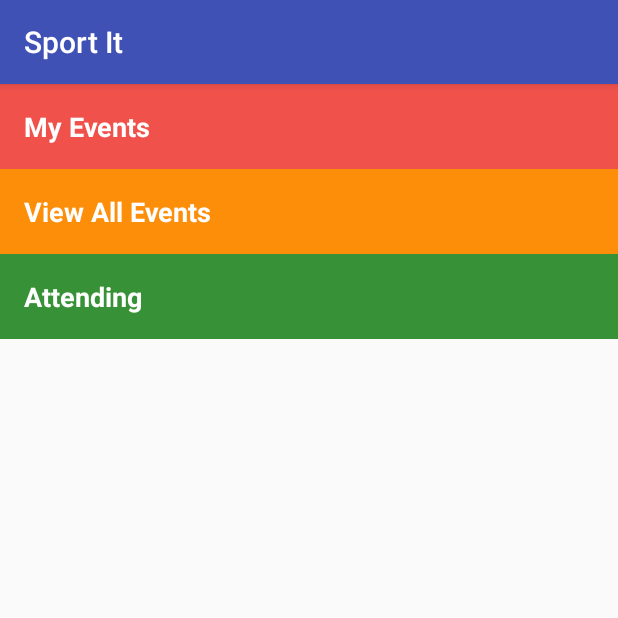
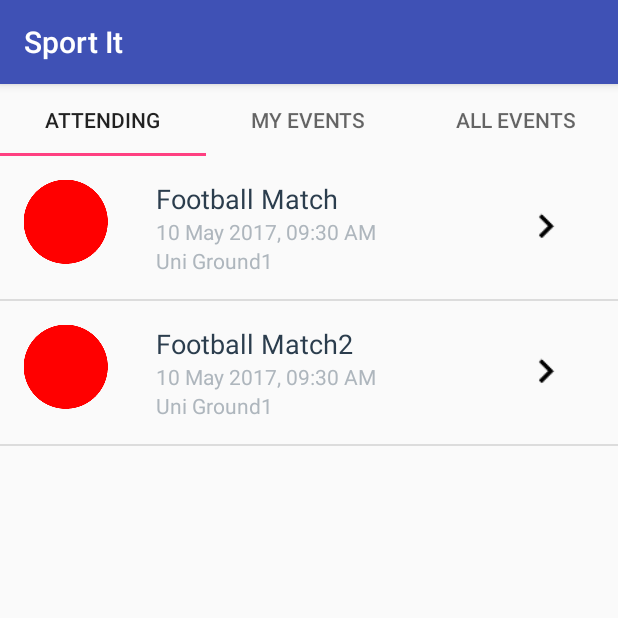
Before and after one commit to varmaarp/Events-android-app, an Android app: the screen it shows after launch (MainActivity), on a phone screen of 412 x 824 dp, the top half of it. Run offline under Robolectric (Android 15) with nearby library versions, the phone set to English and light mode, and no system bars.

Commit message:
fragments implemented

```diff
--- a/app/build.gradle
+++ b/app/build.gradle
@@ -27,5 +27,6 @@ dependencies {
     compile 'com.android.support:appcompat-v7:25.2.0'
     compile 'com.android.support:design:25.2.0'
     compile 'com.android.support.constraint:constraint-layout:1.0.2'
+    compile 'com.android.support:support-v4:25.2.0'
     testCompile 'junit:junit:4.12'
 }
--- /dev/null
+++ b/app/src/main/java/com/example/arpit/sportit/AttendingFragment.java
@@ -0,0 +1,48 @@
+package com.example.arpit.sportit;
+
+
+import android.os.Bundle;
+import android.support.design.widget.FloatingActionButton;
+import android.support.v4.app.Fragment;
+import android.view.LayoutInflater;
+import android.view.View;
+import android.view.ViewGroup;
+import android.widget.ListView;
+import android.widget.TextView;
+
+import java.util.ArrayList;
+
+/**
+ * A simple {@link Fragment} subclass.
+ */
+public class AttendingFragment extends Fragment {
+
+
+    public AttendingFragment() {
+        // Required empty public constructor
+    }
+
+
+    @Override
+    public View onCreateView(LayoutInflater inflater, ViewGroup container,
+                             Bundle savedInstanceState) {
+        View rootView = inflater.inflate(R.layout.events_list,container,false);
+
+        FloatingActionButton fab = (FloatingActionButton) rootView.findViewById(R.id.fab);
+        fab.setVisibility(View.GONE);
+
+        final ArrayList<Event> events = new ArrayList<Event>();
+
+        events.add(new Event("Football Match", "Uni Ground1", "10 May 2017", "09:30 AM"));
+        events.add(new Event("Football Match2", "Uni Ground1", "10 May 2017", "09:30 AM"));
+
+        EventAdaptor adaptor = new EventAdaptor(getActivity(), events);
+
+        ListView listView = (ListView) rootView.findViewById(R.id.list);
+        listView.setAdapter(adaptor);
+
+        return rootView;
+
+    }
+
+}
--- /dev/null
+++ b/app/src/main/java/com/example/arpit/sportit/FixedTabsPagerAdapter.java
@@ -0,0 +1,54 @@
+package com.example.arpit.sportit;
+
+import android.content.Context;
+import android.support.v4.app.Fragment;
+import android.support.v4.app.FragmentManager;
+import android.support.v4.app.FragmentPagerAdapter;
+
+/**
+ * Created by Arpit on 10-05-2017.
+ */
+
+public class FixedTabsPagerAdapter extends FragmentPagerAdapter {
+
+    private Context context;
+
+    public FixedTabsPagerAdapter(Context context,FragmentManager fm) {
+        super(fm);
+        this.context = context;
+    }
+
+    @Override
+    public CharSequence getPageTitle(int position) {
+        switch (position){
+            case 0:
+                return context.getString(R.string.category_attending);
+            case 1:
+                return context.getString(R.string.category_myEvents);
+            case 2:
+                return context.getString(R.string.category_viewAll);
+            default:
+                return null;
+        }
+    }
+
+
+    @Override
+    public Fragment getItem(int position) {
+        switch (position){
+            case 0:
+                return new AttendingFragment();
+            case 1:
+                return new MyEventsFragment();
+            case 2:
+                return new ViewAllFragment();
+            default:
+                return null;
+        }
+    }
+
+    @Override
+    public int getCount() {
+        return 3;
+    }
+}
--- a/app/src/main/java/com/example/arpit/sportit/MainActivity.java
+++ b/app/src/main/java/com/example/arpit/sportit/MainActivity.java
@@ -1,6 +1,8 @@
 package com.example.arpit.sportit;
 
 import android.content.Intent;
+import android.support.design.widget.TabLayout;
+import android.support.v4.view.ViewPager;
 import android.support.v7.app.AppCompatActivity;
 import android.os.Bundle;
 import android.view.View;
@@ -15,31 +17,17 @@ public class MainActivity extends AppCompatActivity {
         super.onCreate(savedInstanceState);
         setContentView(R.layout.activity_main);
 
-        TextView myEventsTextView = (TextView) findViewById(R.id.myEvents);
-        myEventsTextView.setOnClickListener(new View.OnClickListener() {
-            @Override
-            public void onClick(View v) {
-                Intent intent = new Intent(MainActivity.this,MyEvents.class);
-                startActivity(intent);
-            }
-        });
+        // Find the view pager that will allow the user to swipe between fragments
+        ViewPager viewPager = (ViewPager) findViewById(R.id.viewpager);
 
-        TextView viewAllTextView = (TextView) findViewById(R.id.viewAll);
-        viewAllTextView.setOnClickListener(new View.OnClickListener() {
-            @Override
-            public void onClick(View v) {
-                Intent intent = new Intent(MainActivity.this,ViewAll.class);
-                startActivity(intent);
-            }
-        });
+        // Create an adapter that knows which fragment should be shown on each page
+        FixedTabsPagerAdapter adapter = new FixedTabsPagerAdapter(this,getSupportFragmentManager());
 
-        TextView attendnigTextView = (TextView) findViewById(R.id.attending);
-        attendnigTextView.setOnClickListener(new View.OnClickListener() {
-            @Override
-            public void onClick(View v) {
-                Intent intent = new Intent(MainActivity.this,Attending.class);
-                startActivity(intent);
-            }
-        });
+        // Set the adapter onto the view pager
+        viewPager.setAdapter(adapter);
+
+        // Find the tab layout that shows the tabs
+        TabLayout tabLayout = (TabLayout) findViewById(R.id.tabs);
+        tabLayout.setupWithViewPager(viewPager);
     }
 }
--- /dev/null
+++ b/app/src/main/java/com/example/arpit/sportit/MyEventsFragment.java
@@ -0,0 +1,46 @@
+package com.example.arpit.sportit;
+
+
+import android.os.Bundle;
+import android.support.v4.app.Fragment;
+import android.view.LayoutInflater;
+import android.view.View;
+import android.view.ViewGroup;
+import android.widget.ListView;
+import android.widget.TextView;
+
+import java.util.ArrayList;
+
+/**
+ * A simple {@link Fragment} subclass.
+ */
+public class MyEventsFragment extends Fragment {
+
+
+    public MyEventsFragment() {
+        // Required empty public constructor
+    }
+
+
+    @Override
+    public View onCreateView(LayoutInflater inflater, ViewGroup container,
+                             Bundle savedInstanceState) {
+
+        View rootView = inflater.inflate(R.layout.events_list,container,false);
+
+        final ArrayList<Event> events = new ArrayList<Event>();
+
+        events.add(new Event("Football Match", "Uni Ground1", "10 May 2017", "09:30 AM"));
+        events.add(new Event("Football Match2", "Uni Ground1", "10 May 2017", "09:30 AM"));
+        events.add(new Event("Football Match3", "Uni Ground1", "10 May 2017", "09:30 AM"));
+        events.add(new Event("Football Match4", "Uni Ground1", "10 May 2017", "09:30 AM"));
+
+        EventAdaptor adaptor = new EventAdaptor(getActivity(), events);
+
+        ListView listView = (ListView) rootView.findViewById(R.id.list);
+        listView.setAdapter(adaptor);
+
+        return rootView;
+    }
+
+}
--- /dev/null
+++ b/app/src/main/res/layout/activity_category.xml
@@ -0,0 +1,6 @@
+<?xml version="1.0" encoding="utf-8"?>
+<LinearLayout xmlns:android="http://schemas.android.com/apk/res/android"
+    android:id="@+id/container"
+    android:layout_width="match_parent"
+    android:layout_height="match_parent"
+    android:orientation="vertical"/>
--- a/app/src/main/res/layout/activity_main.xml
+++ b/app/src/main/res/layout/activity_main.xml
@@ -1,29 +1,19 @@
 <?xml version="1.0" encoding="utf-8"?>
 <LinearLayout xmlns:android="http://schemas.android.com/apk/res/android"
-    xmlns:app="http://schemas.android.com/apk/res-auto"
     xmlns:tools="http://schemas.android.com/tools"
     android:layout_width="match_parent"
     android:layout_height="match_parent"
     android:orientation="vertical"
     tools:context="com.example.arpit.sportit.MainActivity">
 
-    <TextView
-        android:id="@+id/myEvents"
-        style="@style/CategoryStyle"
-        android:background="@color/category_myEvents"
-        android:text="@string/category_myEvents" />
+    <android.support.design.widget.TabLayout
+        android:id="@+id/tabs"
+        android:layout_width="match_parent"
+        android:layout_height="wrap_content" />
 
-    <TextView
-        android:id="@+id/viewAll"
-        style="@style/CategoryStyle"
-        android:background="@color/category_viewAll"
-        android:text="@string/category_viewAll" />
-
-    <TextView
-        android:id="@+id/attending"
-        style="@style/CategoryStyle"
-        android:background="@color/category_attending"
-        android:text="@string/category_attending" />
-
+    <android.support.v4.view.ViewPager
+        android:id="@+id/viewpager"
+        android:layout_width="match_parent"
+        android:layout_height="match_parent"/>
 
 </LinearLayout>
--- a/app/src/main/res/values/strings.xml
+++ b/app/src/main/res/values/strings.xml
@@ -5,9 +5,10 @@
     <string name="category_myEvents">My Events</string>
 
     <!--Category name for View All Events -->
-    <string name="category_viewAll">View All Events</string>
+    <string name="category_viewAll">All Events</string>
 
     <!--Category name for Attending -->
     <string name="category_attending">Attending</string>
 
+
 </resources>
```
Also changed, not shown: app/src/main/java/com/example/arpit/sportit/Attending.java (+4 -11 lines), app/src/main/java/com/example/arpit/sportit/MyEvents.java (+4 -14 lines), app/src/main/java/com/example/arpit/sportit/ViewAll.java (+4 -18 lines), app/src/main/java/com/example/arpit/sportit/ViewAllFragment.java (added, +53 -0 lines).
